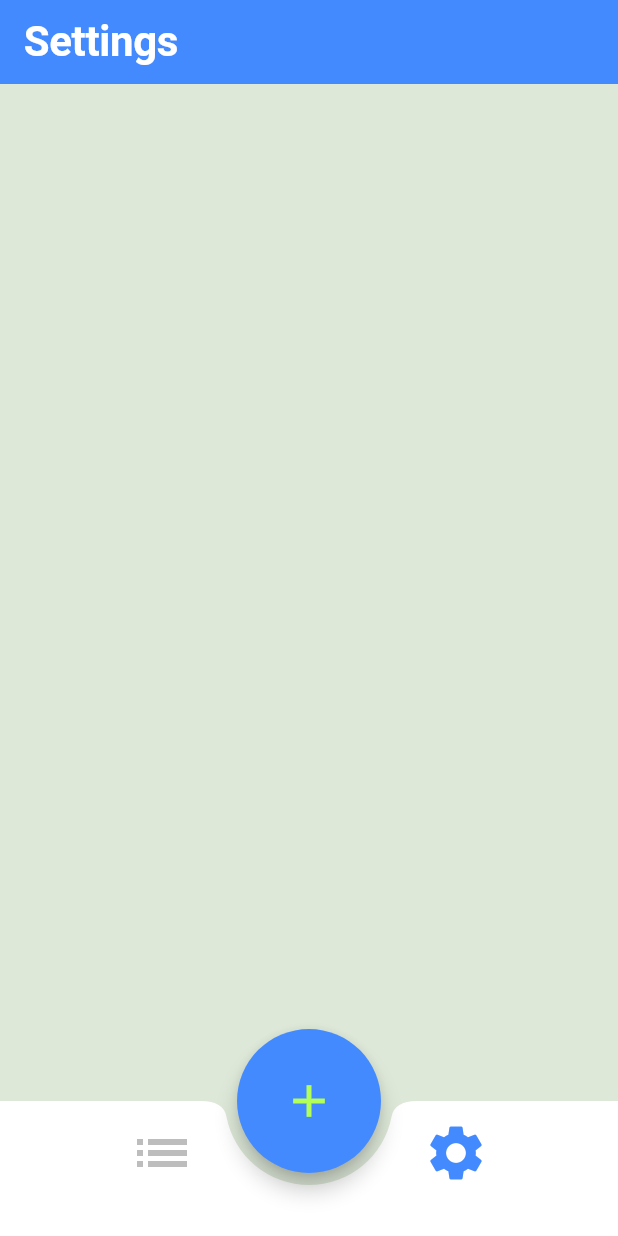
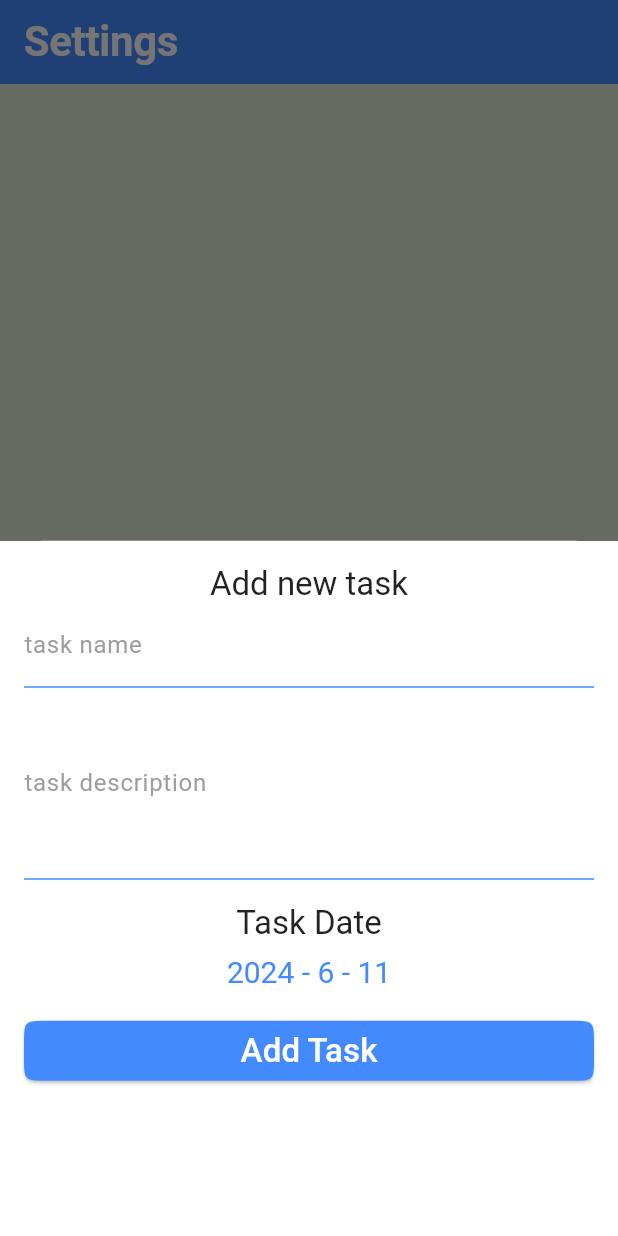
Before and after one commit to YoussefMohamed7557/Todo_list_flutter, a Flutter app: the screen it shows after launch, item 2 of the bottom bar chosen, after a tap on the "add" icon, on a phone screen of 412 x 824 dp. Run offline on Flutter 3.47's test engine with Material 3 defaults, Android fonts, the phone set to English and light mode, and no system bars; missing offline and left inert: flutter_timeline_calendar.

Commit message:
add task bottom sheet finished

```diff
--- /dev/null
+++ b/lib/add_task_bottom_action_sheet.dart
@@ -0,0 +1,38 @@
+import 'package:flutter/material.dart';
+class AddTaskBottomActionSheet extends StatelessWidget {
+  const AddTaskBottomActionSheet({super.key});
+
+  @override
+  Widget build(BuildContext context) {
+    return SingleChildScrollView(
+      child: Container(
+        height: MediaQuery.of(context).size.height/1.5,
+        color: Colors.white,
+        child: Padding(
+          padding: const EdgeInsets.all(16.0),
+          child: Column(
+            crossAxisAlignment: CrossAxisAlignment.stretch,
+            children: [
+              Text("Add new task",style: Theme.of(context).textTheme.displayMedium,textAlign: TextAlign.center,),
+              Form(child: Column(
+                children: [
+                  TextFormField(decoration: InputDecoration(labelText: 'task name'),),
+                  TextFormField(decoration: InputDecoration(labelText: 'task description'),maxLines: 4,minLines: 4,),
+                ],
+              )),
+              SizedBox(height: 16,),
+              Text('Task Date',style: Theme.of(context).textTheme.displayMedium,textAlign: TextAlign.center),
+              SizedBox(height: 8,),
+              Text('${DateTime.now().year} - ${DateTime.now().month} - ${DateTime.now().day}',style: Theme.of(context).textTheme.displaySmall?.copyWith(color: Theme.of(context).primaryColor),textAlign: TextAlign.center),
+              SizedBox(height: 16,),
+              ElevatedButton(onPressed: (){},
+                  child: Text("Add Task",style: TextStyle(color: Theme.of(context).colorScheme.secondary,fontSize: 22),)
+                  ,style: ElevatedButton.styleFrom(backgroundColor:Theme.of(context).primaryColor,
+                    shape:ContinuousRectangleBorder(borderRadius: BorderRadius.circular(16))),)
+            ],
+          ),
+        ),
+      ),
+    );
+  }
+}
--- a/lib/app_theme.dart
+++ b/lib/app_theme.dart
@@ -10,7 +10,7 @@ class AppThemeData {
         background: Colors.white,
         error: Colors.red,
         onError: Colors.red,
-        onSurface: Colors.black,
+        onSurface: Colors.grey,
         surface: Colors.white,
         onBackground: Colors.blueAccent,
         brightness: Brightness.light,
--- a/lib/home_screen.dart
+++ b/lib/home_screen.dart
@@ -1,6 +1,8 @@
 import 'package:flutter/material.dart';
+import 'package:todo_list_flutter/add_task_bottom_action_sheet.dart';
 import 'package:todo_list_flutter/settings.dart';
 import 'package:todo_list_flutter/task_list.dart';
+
 class HomePage extends StatefulWidget {
   static const rout_name = "HomePage";
 
@@ -25,8 +27,12 @@ class _HomePageState extends State<HomePage> {
       floatingActionButtonLocation: FloatingActionButtonLocation.centerDocked,
       floatingActionButton: FloatingActionButton.large(
 
-        child: Icon(Icons.add,),
-        onPressed: () {},
+        child: Icon(
+          Icons.add,
+        ),
+        onPressed: () {
+          showAddTaskBottomActionSheet();
+        },
         shape: CircleBorder(),
       ),
       bottomNavigationBar: BottomAppBar(
@@ -56,4 +62,8 @@ class _HomePageState extends State<HomePage> {
       ),
     );
   }
+
+  void showAddTaskBottomActionSheet() {
+    showModalBottomSheet(context: context, builder: (context) => AddTaskBottomActionSheet(),);
+  }
 }
```
